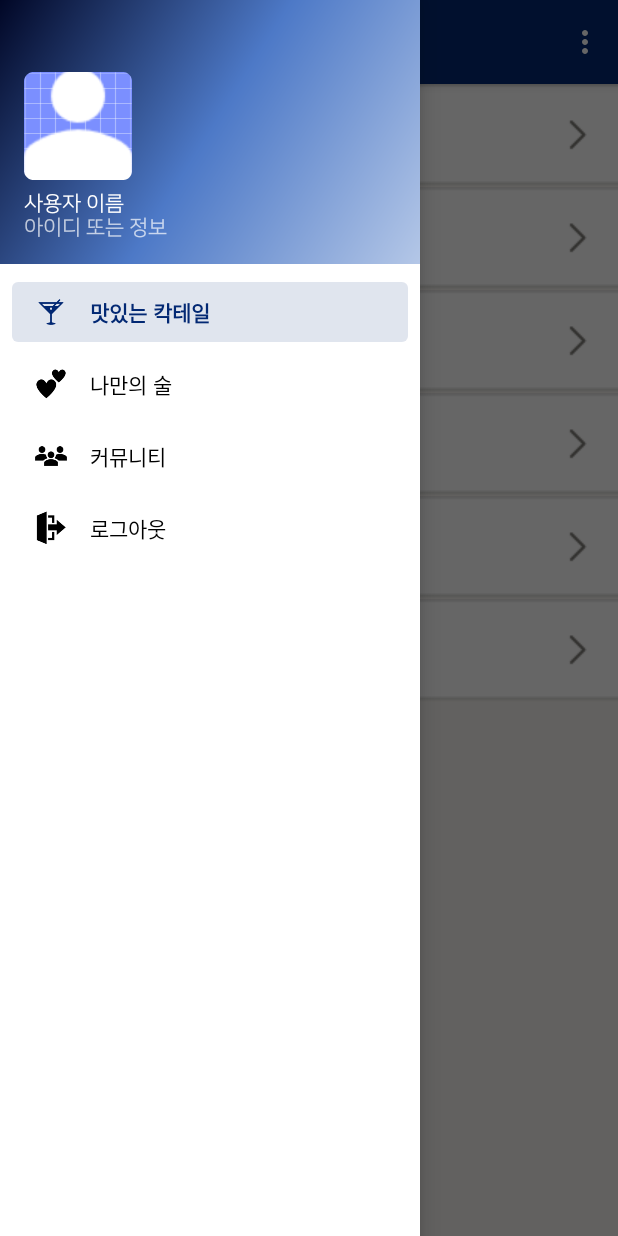
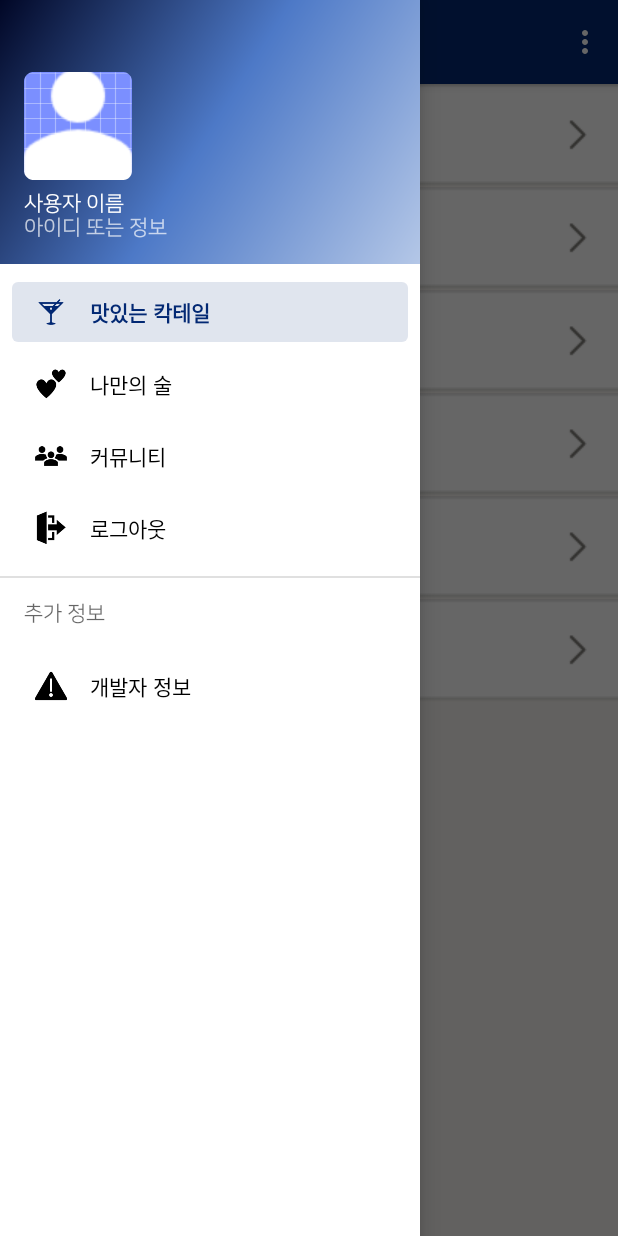
Before and after one commit to WiFros/Alcoholic, an Android app: the screen it shows after launch (MainActivity), with the side drawer open, on a phone screen of 412 x 824 dp. Run offline under Robolectric (Android 15) with nearby library versions, the phone set to English and light mode, and no system bars; our stand-ins replace Firebase (no records; nobody signed in at launch, a user with empty details on screens opened directly), navigation-ui.

Commit message:
Add menu item
메뉴에 개발자 정보 추가.

```diff
--- a/Alcoholics/app/src/main/java/com/hanul/alcoholic/Community_post.java
+++ b/Alcoholics/app/src/main/java/com/hanul/alcoholic/Community_post.java
@@ -57,7 +57,7 @@ public class Community_post extends AppCompatActivity {
         get_reply_list = "";
         reply_list = findViewById(R.id.reply_list);
         reply_list.setText(get_reply_list);
-
+        //보류..........................................................................
         imgButton = findViewById(R.id.imageButton);
         imgButton.setOnClickListener(new View.OnClickListener() {
             @Override
--- a/Alcoholics/app/src/main/java/com/hanul/alcoholic/MainActivity.java
+++ b/Alcoholics/app/src/main/java/com/hanul/alcoholic/MainActivity.java
@@ -3,6 +3,8 @@ package com.hanul.alcoholic;
 import android.content.DialogInterface;
 import android.content.Intent;
 import android.os.Bundle;
+import android.view.Gravity;
+import android.view.MenuItem;
 import android.view.View;
 import android.view.Menu;
 import android.widget.Toast;
@@ -29,6 +31,8 @@ public class MainActivity extends AppCompatActivity {
     private AppBarConfiguration mAppBarConfiguration;
     private ActivityMainBinding binding;
 
+    private DrawerLayout drawer;
+
     @Override
     protected void onCreate(Bundle savedInstanceState) {
         super.onCreate(savedInstanceState);
@@ -37,18 +41,17 @@ public class MainActivity extends AppCompatActivity {
 
         setSupportActionBar(binding.appBarMain.toolbar);
 
-        DrawerLayout drawer = binding.drawerLayout;
+        drawer = binding.drawerLayout;
         NavigationView navigationView = binding.navView;
         // Passing each menu ID as a set of Ids because each
         // menu should be considered as top level destinations.
         mAppBarConfiguration = new AppBarConfiguration.Builder(
-                R.id.nav_cocktail, R.id.nav_myCocktail, R.id.nav_community, R.id.nav_logout)
+                R.id.nav_cocktail, R.id.nav_myCocktail, R.id.nav_community, R.id.nav_logout, R.id.nav_info)
                 .setOpenableLayout(drawer)
                 .build();
         NavController navController = Navigation.findNavController(this, R.id.nav_host_fragment_content_main);
         NavigationUI.setupActionBarWithNavController(this, navController, mAppBarConfiguration);
         NavigationUI.setupWithNavController(navigationView, navController);
-
         navController.addOnDestinationChangedListener(new NavController.OnDestinationChangedListener() {
            @Override
             public void onDestinationChanged(@NonNull NavController controller,
@@ -61,7 +64,10 @@ public class MainActivity extends AppCompatActivity {
                             {
                                 @Override
                                 public void onClick(DialogInterface dialog, int which)
-                                {}
+                                {
+                                    //이전 destination으로 돌아가기
+                                    onBackPressed();
+                                }
                             })
                             .setNeutralButton("예", new DialogInterface.OnClickListener()
                             {
@@ -76,11 +82,21 @@ public class MainActivity extends AppCompatActivity {
                             })
                             .setCancelable(false).show();
 
-                }else {
-                    Toast.makeText(getApplicationContext(), "move", Toast.LENGTH_SHORT).show();
-                }
+                }else {}
             }
         });
+
+
+    }
+
+    @Override
+    public void onBackPressed() {
+        if(drawer.isDrawerOpen(Gravity.LEFT)){
+            drawer.closeDrawers();
+        }else{
+            super.onBackPressed();
+        }
+
     }
 
     @Override
--- a/Alcoholics/app/src/main/res/menu/activity_main_drawer.xml
+++ b/Alcoholics/app/src/main/res/menu/activity_main_drawer.xml
@@ -21,5 +21,16 @@
             android:id="@+id/nav_logout"
             android:icon="@drawable/ic_menu_logout"
             android:title="@string/menu_logout" />
+
+        <item android:title="추가 정보">
+            <menu>
+                <item
+                    android:id="@+id/nav_info"
+                    android:icon="@drawable/ic_menu_caution"
+                    android:title="@string/menu_info"  />
+            </menu>
+        </item>
     </group>
+
+
 </menu>
--- a/Alcoholics/app/src/main/res/navigation/mobile_navigation.xml
+++ b/Alcoholics/app/src/main/res/navigation/mobile_navigation.xml
@@ -26,4 +26,9 @@
         android:id="@+id/nav_logout"
         android:name="com.hanul.alcoholic.ui.gallery.GalleryFragment"
         android:label="@string/menu_logout" />
+    <fragment
+        android:id="@+id/nav_info"
+        android:name="com.hanul.alcoholic.ui.home.HomeFragment"
+        android:label="@string/menu_info"
+        tools:layout="@layout/fragment_home"/>
 </navigation>
--- a/Alcoholics/app/src/main/res/values/strings.xml
+++ b/Alcoholics/app/src/main/res/values/strings.xml
@@ -11,6 +11,7 @@
     <string name="menu_myCocktail">나만의 술</string>
     <string name="menu_community">커뮤니티</string>
     <string name="menu_logout">로그아웃</string>
+    <string name="menu_info">개발자 정보</string>
     <string name="recipe1">Dry Gin 60ml\nDry vermouth 10ml\nHow - Stir\nGarnish - Olive</string>
     <string name="recipe2">Recipe 2</string>
     <!-- TODO: Remove or change this placeholder text -->
--- a/Alcoholics/app/src/main/res/values/themes.xml
+++ b/Alcoholics/app/src/main/res/values/themes.xml
@@ -23,6 +23,10 @@
         <item name="windowActionBar">false</item>
         <item name="windowNoTitle">true</item>
     </style>
+    <style name="Theme.Alcoholic.ActionBar">
+        <item name="windowActionBar">false</item>
+        <item name="windowNoTitle">true</item>
+    </style>
 
 
 
```
Also changed, not shown: Alcoholics/app/src/main/res/layout/fragment_home.xml (+4 -6 lines), Alcoholics/app/src/main/res/drawable-v24/ic_menu_caution.png (added).
